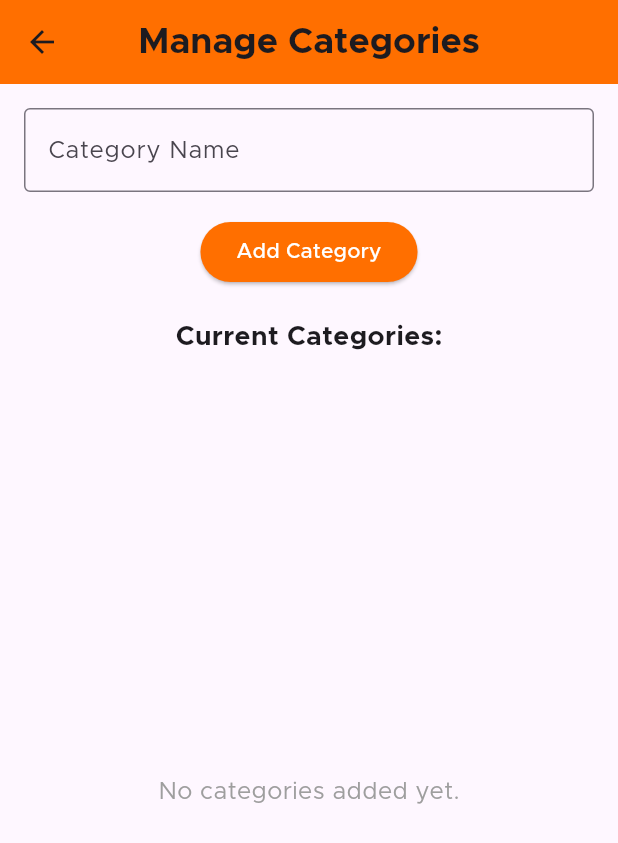
After one commit to Arreejj/foodtrial1, a Flutter app: the Categories screen opened directly, on a phone screen of 412 x 824 dp. The commit adds this screen. Shown: the top 843 px of the screen. Run offline on Flutter 3.47's test engine with Material 3 defaults, Android fonts, the phone set to English and light mode, and no system bars; our stand-ins replace cloud_firestore, firebase_auth, firebase_core, flutter_map, flutter_rating_bar, flutter_riverpod and 4 more; accounts and stored records are empty.

Commit message:
categories db

```diff
--- a/areej/lib/common_widget/sidebar.dart
+++ b/areej/lib/common_widget/sidebar.dart
@@ -4,6 +4,7 @@ import 'package:flutter/material.dart';
 import '../main.dart';
 import '../view/admin_dashboard/ResturantsList.dart';
 import '../view/admin_dashboard/UsersList.dart';
+import '../view/admin_dashboard/categories.dart';
 import '../view/admin_dashboard/report.dart';
 import '../view/admin_dashboard/Orders.dart';
 import '../view/admin_dashboard/Settings.dart';
@@ -72,6 +73,17 @@ class Sidebar extends StatelessWidget {
             },
           ),
           ListTile(
+            leading: const Icon(Icons.category, color: Color(0xFF4A4B4D)),
+            title: Text('Categories',
+                style: Theme.of(context).textTheme.bodyLarge),
+            onTap: () {
+             Navigator.push(
+                context,
+                MaterialPageRoute(builder: (context) => Categories()),
+                );
+            },
+          ),
+          ListTile(
             leading: const Icon(Icons.bar_chart, color: Color(0xFF4A4B4D)),
             title:
                 Text('Reports', style: Theme.of(context).textTheme.bodyLarge),
--- /dev/null
+++ b/areej/lib/model/Categories.dart
@@ -0,0 +1,32 @@
+class Categories {
+  final String? id;
+  final String name;
+
+  Categories ({
+    this.id,
+    required this.name,
+  });
+
+
+  Map<String, dynamic> toMap() {
+    return {
+      'name': name,
+    };
+  }
+
+
+  factory Categories .fromDocument(Map<String, dynamic> data, String id) {
+    return Categories (
+      id: id,
+      name: data['name'] ?? '',
+    );
+  }
+
+
+  String? validateName() {
+    if (name.isEmpty) {
+      return "Please enter the category name";
+    }
+    return null;
+  }
+}
--- /dev/null
+++ b/areej/lib/view/admin_dashboard/Categories.dart
@@ -0,0 +1,189 @@
+import 'package:flutter/material.dart';
+import 'package:cloud_firestore/cloud_firestore.dart';
+
+class Categories extends StatefulWidget {
+  const Categories({Key? key}) : super(key: key);
+
+  @override
+  _CategoriesState createState() => _CategoriesState();
+}
+
+class _CategoriesState extends State<Categories> {
+  final TextEditingController _categoryController = TextEditingController();
+  final FirebaseFirestore _firestore = FirebaseFirestore.instance;
+
+  Future<void> _addCategory() async {
+    String categoryName = _categoryController.text.trim();
+    if (categoryName.isNotEmpty) {
+      try {
+        await _firestore.collection('categories').add({'name': categoryName});
+        ScaffoldMessenger.of(context).showSnackBar(
+          SnackBar(content: Text("Category '$categoryName' added successfully!")),
+        );
+        _categoryController.clear();
+      } catch (e) {
+        ScaffoldMessenger.of(context).showSnackBar(
+          SnackBar(content: Text("Failed to add category: $e")),
+        );
+      }
+    } else {
+      ScaffoldMessenger.of(context).showSnackBar(
+        const SnackBar(content: Text("Category name cannot be empty!")),
+      );
+    }
+  }
+
+  Future<void> _editCategory(String id, String currentName) async {
+    TextEditingController editController =
+        TextEditingController(text: currentName);
+
+    await showDialog(
+      context: context,
+      builder: (context) => AlertDialog(
+        title: const Text("Edit Category"),
+        content: TextField(
+          controller: editController,
+          decoration: const InputDecoration(
+            labelText: "Category Name",
+            border: OutlineInputBorder(),
+          ),
+        ),
+        actions: [
+          TextButton(
+            onPressed: () => Navigator.pop(context),
+            child: const Text("Cancel"),
+          ),
+          ElevatedButton(
+            onPressed: () async {
+              String newName = editController.text.trim();
+              if (newName.isNotEmpty) {
+                try {
+                  await _firestore.collection('categories').doc(id).update({'name': newName});
+                  ScaffoldMessenger.of(context).showSnackBar(
+                    SnackBar(content: Text("Category updated to '$newName'")),
+                  );
+                  Navigator.pop(context);
+                } catch (e) {
+                  ScaffoldMessenger.of(context).showSnackBar(
+                    SnackBar(content: Text("Failed to update category: $e")),
+                  );
+                }
+              } else {
+                ScaffoldMessenger.of(context).showSnackBar(
+                  const SnackBar(content: Text("Category name cannot be empty!")),
+                );
+              }
+            },
+            child: const Text("Save"),
+          ),
+        ],
+      ),
+    );
+  }
+
+  Future<void> _deleteCategory(String id, String name) async {
+    try {
+      await _firestore.collection('categories').doc(id).delete();
+      ScaffoldMessenger.of(context).showSnackBar(
+        SnackBar(content: Text("Category '$name' deleted successfully!")),
+      );
+    } catch (e) {
+      ScaffoldMessenger.of(context).showSnackBar(
+        SnackBar(content: Text("Failed to delete category: $e")),
+      );
+    }
+  }
+
+  @override
+  Widget build(BuildContext context) {
+    return Scaffold(
+      appBar: AppBar(
+        backgroundColor: const Color(0xFFFF6F00),
+        title: const Text(
+          "Manage Categories",
+          style: TextStyle(fontSize: 24, fontWeight: FontWeight.bold),
+        ),
+        centerTitle: true,
+      ),
+      body: Padding(
+        padding: const EdgeInsets.all(16.0),
+        child: Column(
+          children: [
+            TextFormField(
+              controller: _categoryController,
+              decoration: const InputDecoration(
+                labelText: "Category Name",
+                border: OutlineInputBorder(),
+              ),
+            ),
+            const SizedBox(height: 16),
+            ElevatedButton(
+              onPressed: _addCategory,
+              style: ElevatedButton.styleFrom(
+                backgroundColor: const Color(0xFFFF6F00),
+                foregroundColor: Colors.white,
+              ),
+              child: const Text("Add Category"),
+            ),
+            const SizedBox(height: 20),
+            const Text(
+              "Current Categories:",
+              style: TextStyle(fontSize: 18, fontWeight: FontWeight.bold),
+            ),
+            const SizedBox(height: 10),
+            Expanded(
+              child: StreamBuilder<QuerySnapshot>(
+                stream: _firestore.collection('categories').snapshots(),
+                builder: (context, snapshot) {
+                  if (snapshot.connectionState == ConnectionState.waiting) {
+                    return const Center(child: CircularProgressIndicator());
+                  }
+
+                  if (!snapshot.hasData || snapshot.data!.docs.isEmpty) {
+                    return const Center(
+                      child: Text(
+                        "No categories added yet.",
+                        style: TextStyle(fontSize: 16, color: Colors.grey),
+                      ),
+                    );
+                  }
+
+                  List<QueryDocumentSnapshot> categories = snapshot.data!.docs;
+
+                  return ListView.builder(
+                    itemCount: categories.length,
+                    itemBuilder: (context, index) {
+                      var data = categories[index].data() as Map<String, dynamic>;
+                      String id = categories[index].id;
+                      String name = data['name'] ?? '';
+
+                      return Card(
+                        margin: const EdgeInsets.symmetric(vertical: 5),
+                        child: ListTile(
+                          title: Text(name),
+                          trailing: Row(
+                            mainAxisSize: MainAxisSize.min,
+                            children: [
+                              IconButton(
+                                icon: const Icon(Icons.edit, color: Colors.blue),
+                                onPressed: () => _editCategory(id, name),
+                              ),
+                              IconButton(
+                                icon: const Icon(Icons.delete, color: Colors.red),
+                                onPressed: () => _deleteCategory(id, name),
+                              ),
+                            ],
+                          ),
+                        ),
+                      );
+                    },
+                  );
+                },
+              ),
+            ),
+          ],
+        ),
+      ),
+    );
+  }
+}
--- a/areej/lib/view/login_signup/login_view.dart
+++ b/areej/lib/view/login_signup/login_view.dart
@@ -9,7 +9,7 @@ import 'package:flutter/material.dart';
 import 'package:areej/services/firebase_auth_implementation/firebase_auth_service.dart';
 
 class LoginView extends StatefulWidget {
-  const LoginView({super.key});
+  const LoginView({Key? key}) : super(key: key);
 
   @override
   State<LoginView> createState() => _LoginViewState();
--- a/areej/lib/view/resturant_dashboard/ResturantsOrders.dart
+++ b/areej/lib/view/resturant_dashboard/ResturantsOrders.dart
@@ -1,5 +1,6 @@
 import 'package:areej/view/resturant_dashboard/ResturantsOrderDetail.dart';
 import 'package:flutter/material.dart';
+import 'package:areej/view/admin_dashboard/OrderDetail.dart';
 import 'package:areej/model/Order.dart';
 
 class ResturantsOrders extends StatefulWidget {
```
Also changed, not shown: areej/lib/common_widget/Resturantsidebar.dart (+1 -12 lines), areej/lib/view/resturant_dashboard/Category.dart (deleted, +0 -113 lines).
